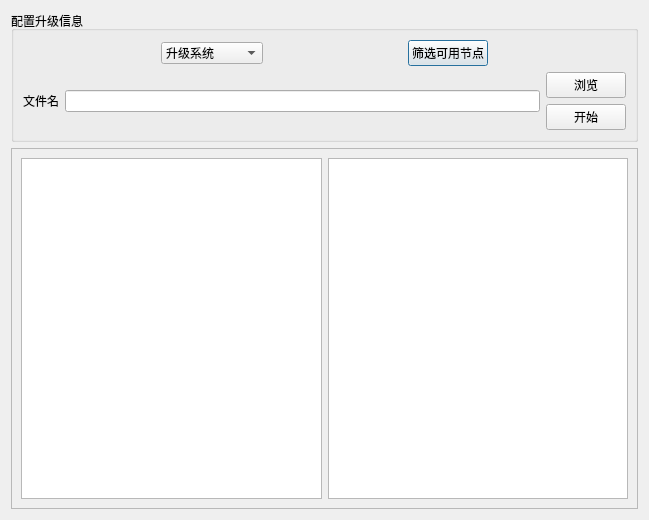
AlanZHW/OBNNewModel, file OBNSoftwareRoot/src/OBNRNMModel/OBNLowerCumputerOTA/obnlowercumputerota.ui: the form before one commit.
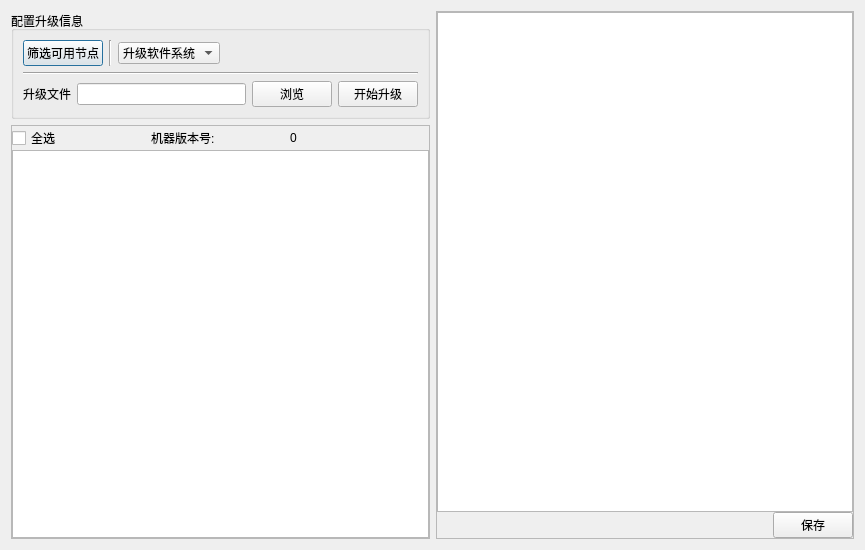
The form after the commit.

The edit to the form file:
```diff
--- a/OBNSoftwareRoot/src/OBNRNMModel/OBNLowerCumputerOTA/obnlowercumputerota.ui
+++ b/OBNSoftwareRoot/src/OBNRNMModel/OBNLowerCumputerOTA/obnlowercumputerota.ui
@@ -6,14 +6,18 @@
    <rect>
     <x>0</x>
     <y>0</y>
-    <width>649</width>
-    <height>520</height>
+    <width>865</width>
+    <height>550</height>
    </rect>
   </property>
   <property name="windowTitle">
    <string>OBNLowerCumputerOTA</string>
   </property>
-  <layout class="QGridLayout" name="gridLayout_3">
+  <layout class="QGridLayout" name="gridLayout_6">
+   <item row="0" column="0">
+    <layout class="QHBoxLayout" name="horizontalLayout_2">
+     <item>
+      <layout class="QGridLayout" name="gridLayout_5">
    <item row="0" column="0">
     <widget class="QGroupBox" name="groupBoxOTA">
      <property name="sizePolicy">
@@ -22,6 +26,12 @@
        <verstretch>0</verstretch>
       </sizepolicy>
      </property>
+         <property name="maximumSize">
+          <size>
+           <width>16777215</width>
+           <height>16777215</height>
+          </size>
+         </property>
      <property name="styleSheet">
       <string notr="true"/>
      </property>
@@ -29,26 +39,27 @@
       <string>配置升级信息</string>
      </property>
      <layout class="QGridLayout" name="gridLayout">
-      <item row="0" column="0">
+          <item row="0" column="0" colspan="3">
        <layout class="QHBoxLayout" name="horizontalLayout">
         <item>
-         <spacer name="horizontalSpacer_2">
+             <widget class="QPushButton" name="pushButtonGetAvailableNodes">
+              <property name="text">
+               <string>筛选可用节点</string>
+              </property>
+             </widget>
+            </item>
+            <item>
+             <widget class="Line" name="line_3">
           <property name="orientation">
-           <enum>Qt::Horizontal</enum>
-          </property>
-          <property name="sizeHint" stdset="0">
-           <size>
-            <width>40</width>
-            <height>20</height>
-           </size>
-          </property>
-         </spacer>
+               <enum>Qt::Vertical</enum>
+              </property>
+             </widget>
         </item>
         <item>
          <widget class="QComboBox" name="comboBoxOption">
           <item>
            <property name="text">
-            <string>升级系统</string>
+                <string>升级软件系统</string>
            </property>
           </item>
           <item>
@@ -71,65 +82,44 @@
           </property>
          </spacer>
         </item>
-        <item>
-         <widget class="QPushButton" name="pushButtonGetAvailableNodes">
-          <property name="text">
-           <string>筛选可用节点</string>
-          </property>
-         </widget>
-        </item>
-        <item>
-         <spacer name="horizontalSpacer_3">
+           </layout>
+          </item>
+          <item row="1" column="0" colspan="4">
+           <widget class="Line" name="line">
           <property name="orientation">
            <enum>Qt::Horizontal</enum>
           </property>
-          <property name="sizeHint" stdset="0">
-           <size>
-            <width>40</width>
-            <height>20</height>
-           </size>
-          </property>
-         </spacer>
-        </item>
-       </layout>
-      </item>
-      <item row="1" column="0">
-       <layout class="QHBoxLayout" name="horizontalLayout_2">
-        <item>
+           </widget>
+          </item>
+          <item row="2" column="0">
          <widget class="QLabel" name="labelInputfName">
           <property name="text">
-           <string>文件名</string>
+             <string>升级文件</string>
           </property>
          </widget>
         </item>
-        <item>
+          <item row="2" column="1">
          <widget class="QLineEdit" name="lineEditInputfName"/>
         </item>
-        <item>
-         <layout class="QVBoxLayout" name="verticalLayout">
-          <item>
+          <item row="2" column="2">
            <widget class="QPushButton" name="pushButtonBrowse">
             <property name="text">
              <string>浏览</string>
             </property>
            </widget>
           </item>
-          <item>
+          <item row="2" column="3">
            <widget class="QPushButton" name="pushButtonStart">
             <property name="text">
-             <string>开始</string>
+             <string>开始升级</string>
             </property>
            </widget>
           </item>
          </layout>
-        </item>
-       </layout>
-      </item>
-     </layout>
     </widget>
    </item>
    <item row="1" column="0">
-    <widget class="QFrame" name="frame">
+        <widget class="QFrame" name="frame_2">
      <property name="frameShape">
       <enum>QFrame::StyledPanel</enum>
      </property>
@@ -137,14 +127,109 @@
       <enum>QFrame::Raised</enum>
      </property>
      <layout class="QGridLayout" name="gridLayout_2">
+          <property name="leftMargin">
+           <number>0</number>
+          </property>
+          <property name="topMargin">
+           <number>0</number>
+          </property>
+          <property name="rightMargin">
+           <number>0</number>
+          </property>
+          <property name="bottomMargin">
+           <number>0</number>
+          </property>
+          <property name="spacing">
+           <number>0</number>
+          </property>
       <item row="0" column="0">
+           <layout class="QHBoxLayout" name="horizontalLayout_3">
+            <item>
+             <widget class="QCheckBox" name="checkBoxSelAll">
+              <property name="text">
+               <string>全选</string>
+              </property>
+             </widget>
+            </item>
+            <item>
+             <widget class="QLabel" name="labelVersionName">
+              <property name="text">
+               <string>机器版本号:</string>
+              </property>
+             </widget>
+            </item>
+            <item>
+             <widget class="QLabel" name="labelVersionNum">
+              <property name="text">
+               <string>0</string>
+              </property>
+             </widget>
+            </item>
+           </layout>
+          </item>
+          <item row="1" column="0">
        <widget class="QTableWidget" name="tableWidgetOTA"/>
       </item>
-      <item row="0" column="1">
+         </layout>
+        </widget>
+       </item>
+      </layout>
+     </item>
+     <item>
+      <widget class="QFrame" name="frame_3">
+       <property name="frameShape">
+        <enum>QFrame::StyledPanel</enum>
+       </property>
+       <property name="frameShadow">
+        <enum>QFrame::Raised</enum>
+       </property>
+       <layout class="QGridLayout" name="gridLayout_4">
+        <property name="leftMargin">
+         <number>0</number>
+        </property>
+        <property name="topMargin">
+         <number>0</number>
+        </property>
+        <property name="rightMargin">
+         <number>0</number>
+        </property>
+        <property name="bottomMargin">
+         <number>0</number>
+        </property>
+        <property name="spacing">
+         <number>0</number>
+        </property>
+        <item row="0" column="0">
        <widget class="QTableWidget" name="tableWidgetCfgInform"/>
       </item>
-     </layout>
-    </widget>
+        <item row="1" column="0">
+         <layout class="QHBoxLayout" name="horizontalLayout_5">
+          <item>
+           <spacer name="horizontalSpacer_2">
+            <property name="orientation">
+             <enum>Qt::Horizontal</enum>
+            </property>
+            <property name="sizeHint" stdset="0">
+             <size>
+              <width>40</width>
+              <height>20</height>
+             </size>
+            </property>
+           </spacer>
+          </item>
+          <item>
+           <widget class="QPushButton" name="pushButtonSaveCfg">
+            <property name="text">
+             <string>保存</string>
+            </property>
+           </widget>
+          </item>
+         </layout>
+        </item>
+       </layout>
+      </widget>
+     </item>
+    </layout>
    </item>
   </layout>
  </widget>
```
Lines whose indentation alone changed are shown as unchanged.
